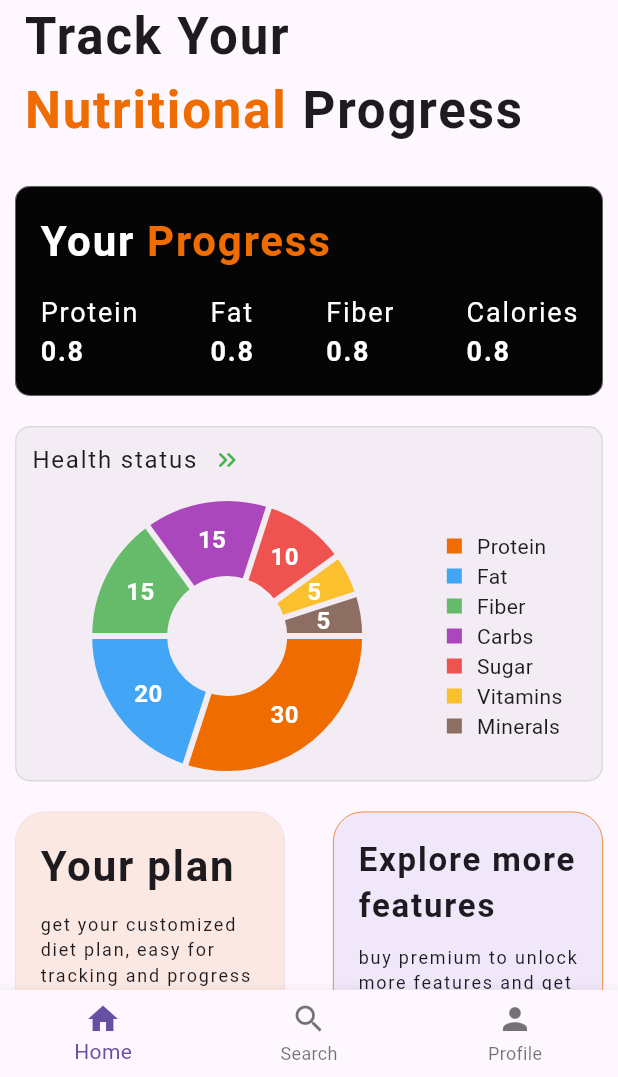
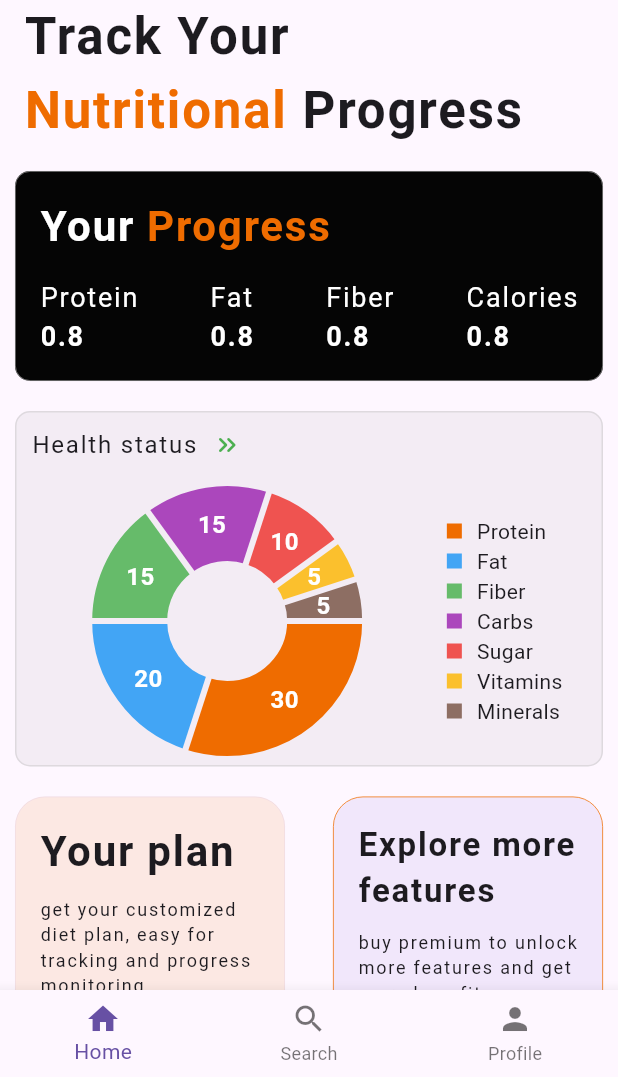
Before and after one commit to muruga21/dietify, a Flutter app: the Home screen opened directly, on a phone screen of 412 x 824 dp, the part 159-1236 px from its top. Run offline on Flutter 3.47's test engine with Material 3 defaults, Android fonts, the phone set to English and light mode, and no system bars; drawn by our look-alikes of fl_chart; missing offline and left inert: dart:ffi.

Commit message:
fixed gaps between title text and your progress in home page

```diff
--- a/lib/pages/home.dart
+++ b/lib/pages/home.dart
@@ -109,7 +109,7 @@
                   ],
                 ),
               ),
-              const SizedBox(height: 10),
+              // const SizedBox(height: 10),
               Container(
                 padding: const EdgeInsets.fromLTRB(10, 0, 10, 0),
                 width: double.infinity,
```
